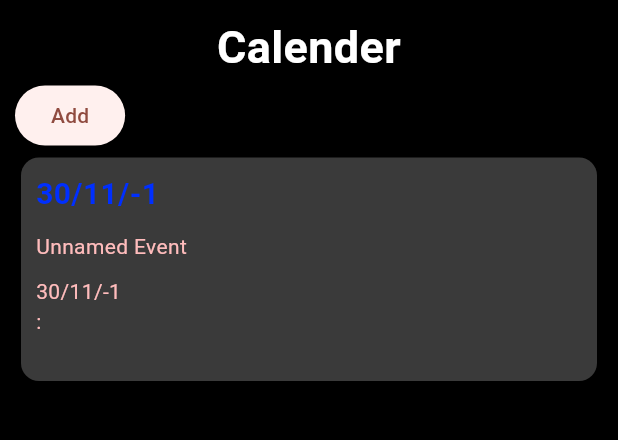
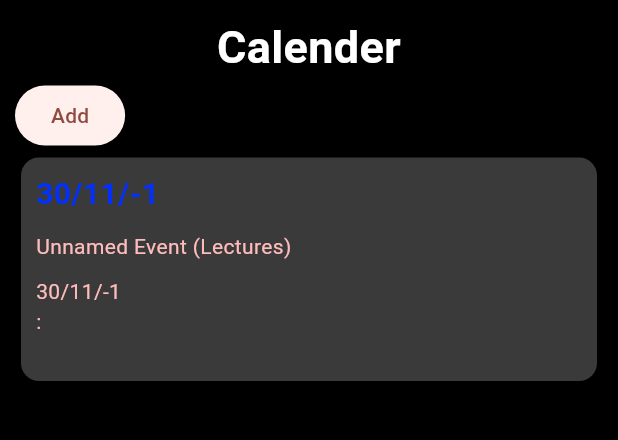
Before and after one commit to Moropabhi/IITHGalaxy, a Flutter app: the screen it shows after launch, after a tap on "Jot Down", after a tap on "Submit", on a phone screen of 412 x 824 dp, the part 84-524 px from its top. Run offline on Flutter 3.47's test engine with Material 3 defaults, Android fonts, the light colour scheme and no system bars; our stand-ins replace cloud_firestore, firebase_core; accounts and stored records are empty; network calls fail.

Commit message:
bugs in editing fixed

```diff
--- a/lib/calender.dart
+++ b/lib/calender.dart
@@ -122,7 +122,7 @@ class Calender {
                         ),
                     ),
                     Text(
-                      x.name,
+                      "${x.name} (${strEvent[x.type.index]})",
                       style: TextStyle(color: const Color.fromARGB(255, 255, 188, 188)),
                     ),
                     Text(
@@ -170,7 +170,7 @@ List<Widget> getsmallListCard(BuildContext context) {
                         ),
                     ),
                     Text(
-                      (x.name.length>max?"${x.name.substring(0,max)}...":x.name),
+                      (x.name.length>max?"${x.name.substring(0,max)}...  (${strEvent[x.type.index]})":"${x.name} (${strEvent[x.type.index]})"),
                       style: TextStyle(color: const Color.fromARGB(255, 255, 188, 188)),
                     ),
                   ],
--- a/lib/iithspecials_widget.dart
+++ b/lib/iithspecials_widget.dart
@@ -75,7 +75,7 @@ class _IITHSpecialSmallWidget extends State<IITHSpecialSmallWidget> {
                 },
                 clipBehavior: Clip.hardEdge,
 
-                child: Text("Events", textAlign: TextAlign.center),
+                child: Text("IITH Specials", textAlign: TextAlign.center),
               ),
             ] +
             l,
```
